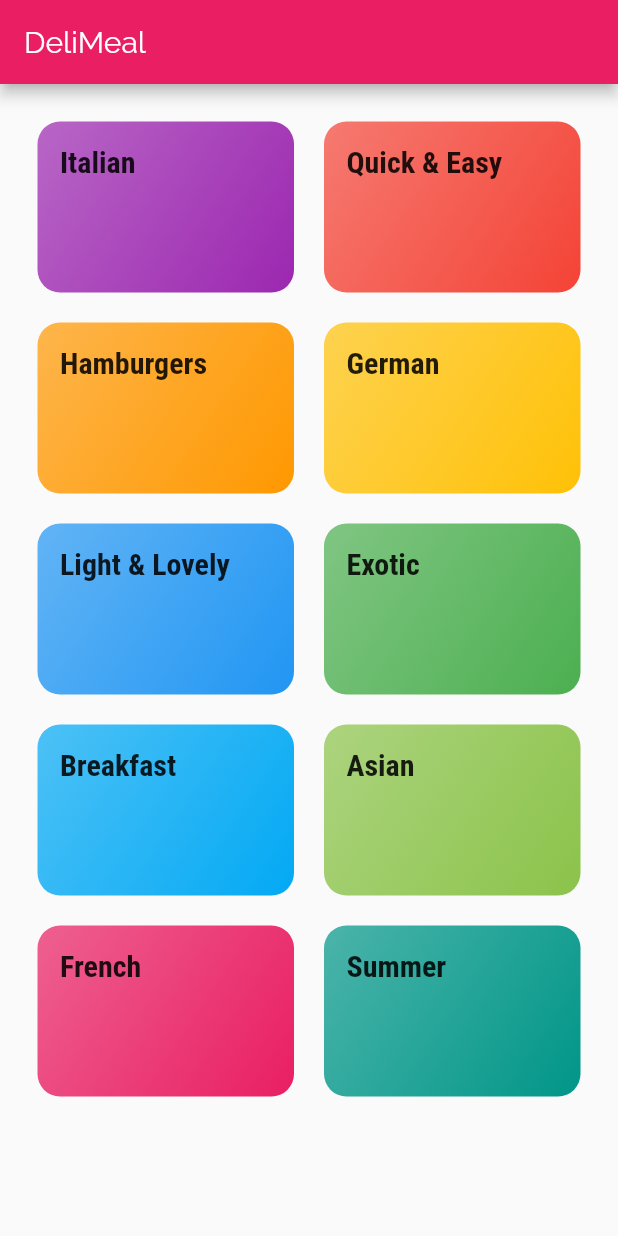
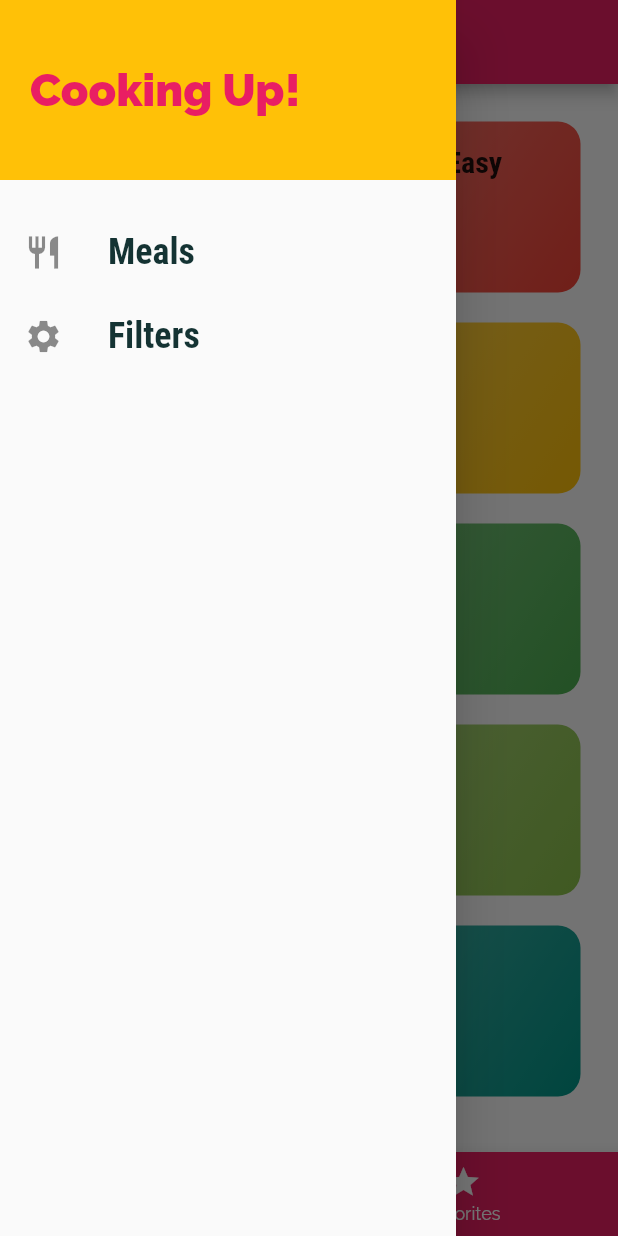
Before and after one commit to 123jkl6/meals_app, a Flutter app: the screen it shows after launch, with the side drawer open (before the commit the screen has no drawer), on a phone screen of 412 x 824 dp. Run offline on Flutter 3.47's test engine with Material 2 defaults, Android fonts, the phone set to English and light mode, and no system bars.

Commit message:
Added meal_detail_screen. Managed to implement tabs_screen. Implemented use case for which meal item is temporarily removed from category_meals_screen by passing mealId back and using the Future returned from Navigator.of(context).pushed method.

```diff
--- a/lib/main.dart
+++ b/lib/main.dart
@@ -1,6 +1,9 @@
 import 'package:flutter/material.dart';
 import 'package:meals_app/screen/categories_screen.dart';
 import 'package:meals_app/screen/category_meals_screen.dart';
+import 'package:meals_app/screen/filters_screen.dart';
+import 'package:meals_app/screen/meal_detail_screen.dart';
+import 'package:meals_app/screen/tabs_screen.dart';
 
 void main() => runApp(MyApp());
 
@@ -21,12 +24,16 @@ class MyApp extends StatelessWidget {
         // Notice that the counter didn't reset back to zero; the application
         // is not restarted.
         primarySwatch: Colors.pink,
-        accentColor:Colors.amber,
+        accentColor: Colors.amber,
         //canvasColor:Color.fromRGBO(255,254,299,1),
-        fontFamily : 'Raleway',
-        textTheme:ThemeData.light().textTheme.copyWith(
-          body1:TextStyle(color:Color.fromRGBO(20, 51, 51, 1),),
-          body2:TextStyle(color:Color.fromRGBO(20, 51, 51, 1),),
+        fontFamily: 'Raleway',
+        textTheme: ThemeData.light().textTheme.copyWith(
+              body1: TextStyle(
+                color: Color.fromRGBO(20, 51, 51, 1),
+              ),
+              body2: TextStyle(
+                color: Color.fromRGBO(20, 51, 51, 1),
+              ),
               title: TextStyle(
                 fontFamily: "RobotoCondensed",
                 fontSize: 20,
@@ -36,8 +43,18 @@ class MyApp extends StatelessWidget {
       ),
       initialRoute: "/",
       routes: {
-        "/" : (ctx) => CategoriesScreen(),
-        CategoryMealsScreen.routeName : (ctx) => CategoryMealsScreen(),
+        "/": (ctx) => TabsScreen(),
+        CategoryMealsScreen.routeName: (ctx) => CategoryMealsScreen(),
+        MealDetailScreen.routeName: (ctx) => MealDetailScreen(),
+        FilterScreen.routeName : (ctx)=>FilterScreen(),
+      },
+      // onGenerateRoute: (settings){
+      //   print(settings.arguments);
+      //   return MaterialPageRoute(builder:(ctx)=>CategoriesScreen());
+      // },
+      onUnknownRoute: (settings) {
+        //aka 404
+        return MaterialPageRoute(builder: (ctx) => CategoriesScreen());
       },
     );
   }
--- a/lib/screen/categories_screen.dart
+++ b/lib/screen/categories_screen.dart
@@ -8,11 +8,7 @@ class CategoriesScreen extends StatelessWidget {
   static const routeName = "categories_screen";
   @override
   Widget build(BuildContext context) {
-    return Scaffold(
-      appBar:AppBar(
-        title:const Text("DeliMeal"),
-      ),
-      body: GridView(
+    return GridView(
       gridDelegate: SliverGridDelegateWithMaxCrossAxisExtent(
         maxCrossAxisExtent: 200,
         childAspectRatio: 3 / 2,
@@ -23,13 +19,12 @@ class CategoriesScreen extends StatelessWidget {
       children: DUMMY_CATEGORIES
           .map(
             (catData) => CategoryItem(
-                id:catData.id,
+              id: catData.id,
               title: catData.title,
               color: catData.color,
             ),
           )
           .toList(),
-      ),
     );
   }
 }
--- /dev/null
+++ b/lib/screen/tabs_screen.dart
@@ -0,0 +1,76 @@
+import "package:flutter/material.dart";
+import 'package:meals_app/screen/categories_screen.dart';
+import 'package:meals_app/screen/category_meals_screen.dart';
+import 'package:meals_app/screen/favorites_screen.dart';
+import 'package:meals_app/widgets/main_drawer.dart';
+
+class TabsScreen extends StatefulWidget {
+  @override
+  _TabsScreenState createState() => _TabsScreenState();
+}
+
+class _TabsScreenState extends State<TabsScreen> {
+  List<Map<String, Object>> _pages = [
+    {
+      "page": CategoriesScreen(),
+      "title": "Categories",
+    },
+    {
+      "page": FavoritesScreen(),
+      "title": "Your Favorite",
+    },
+  ];
+
+  int _selectedPageIndex = 0;
+
+  void _selectPage(int index) {
+    setState(() {
+      _selectedPageIndex = index;
+    });
+  }
+
+  @override
+  Widget build(BuildContext context) {
+    return Scaffold(
+      appBar: AppBar(
+        title: Text(_pages[_selectedPageIndex]["title"]),
+        // bottom: TabBar(
+        //   tabs: <Widget>[
+        //     Tab(
+        //       icon: Icon(Icons.category),
+        //       text: "Categories",
+        //     ),
+        //     Tab(
+        //       icon: Icon(Icons.star),
+        //       text: "Favorites",
+        //     ),
+        //   ],
+        // ),
+      ),
+      drawer: MainDrawer(),
+      body: _pages[_selectedPageIndex]["page"],
+      // have to manually control switching of tabs.
+      bottomNavigationBar: BottomNavigationBar(
+        //takes int as paramter.
+        onTap: _selectPage,
+        backgroundColor: Theme.of(context).primaryColor,
+        unselectedItemColor: Colors.white,
+        selectedItemColor: Theme.of(context).accentColor,
+        currentIndex: _selectedPageIndex,
+        //type:BottomNavigationBarType.shifting,
+        items: [
+          BottomNavigationBarItem(
+            backgroundColor: Theme.of(context).primaryColor,
+            icon: Icon(Icons.category),
+            title: Text("Categories"),
+          ),
+          BottomNavigationBarItem(
+            backgroundColor: Theme.of(context).primaryColor,
+            icon: Icon(Icons.star),
+            title: Text("Favorites"),
+          ),
+        ],
+      ),
+    );
+  }
+}
--- /dev/null
+++ b/lib/widgets/main_drawer.dart
@@ -0,0 +1,58 @@
+import "package:flutter/material.dart";
+
+import "../screen/filters_screen.dart";
+
+class MainDrawer extends StatelessWidget {
+  Widget _buildListTile(String title, IconData icon, Function navigate) {
+    return ListTile(
+      leading: Icon(
+        icon,
+        size: 26,
+      ),
+      title: Text(
+        title,
+        style: TextStyle(
+          fontFamily: "RobotoCondensed",
+          fontSize: 24,
+          fontWeight: FontWeight.bold,
+        ),
+      ),
+      onTap: navigate,
+    );
+  }
+
+  @override
+  Widget build(BuildContext context) {
+    return Drawer(
+        child: Column(
+      children: <Widget>[
+        Container(
+          height: 120,
+          width: double.infinity,
+          padding: EdgeInsets.all(20),
+          alignment: Alignment.centerLeft,
+          //if color is set in BoxDecoration, should not set color property
+          //otherwise error will be thrown.
+          color: Theme.of(context).accentColor,
+          child: Text(
+            "Cooking Up!",
+            style: TextStyle(
+              fontWeight: FontWeight.w900,
+              fontSize: 30,
+              color: Theme.of(context).primaryColor,
+            ),
+          ),
+        ),
+        SizedBox(
+          height: 20,
+        ),
+        _buildListTile("Meals",Icons.restaurant,(){
+          Navigator.of(context).pushReplacementNamed("/");
+        }),
+        _buildListTile("Filters",Icons.settings,(){
+          Navigator.of(context).pushReplacementNamed(FilterScreen.routeName);
+        }),
+      ],
+    ));
+  }
+}
```
Also changed, not shown: lib/screen/category_meals_screen.dart (+59 -11 lines), lib/screen/favorites_screen.dart (added, +10 -0 lines), lib/screen/filters_screen.dart (added, +19 -0 lines), lib/screen/meal_detail_screen.dart (added, +103 -0 lines), lib/widgets/meal_item.dart (added, +180 -0 lines). Lines whose indentation alone changed are shown as unchanged.
